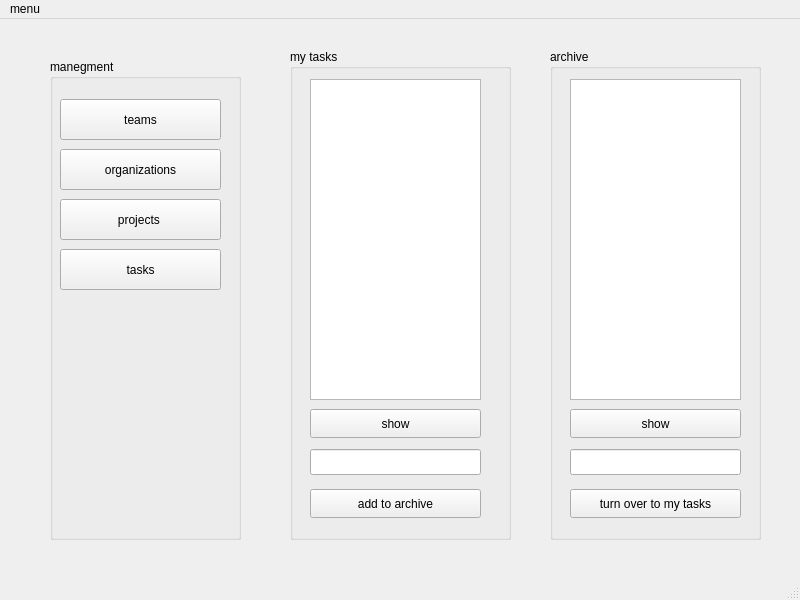
First picture: the form in firstpage.ui, repository annishelion/ap-projet, before the edit.
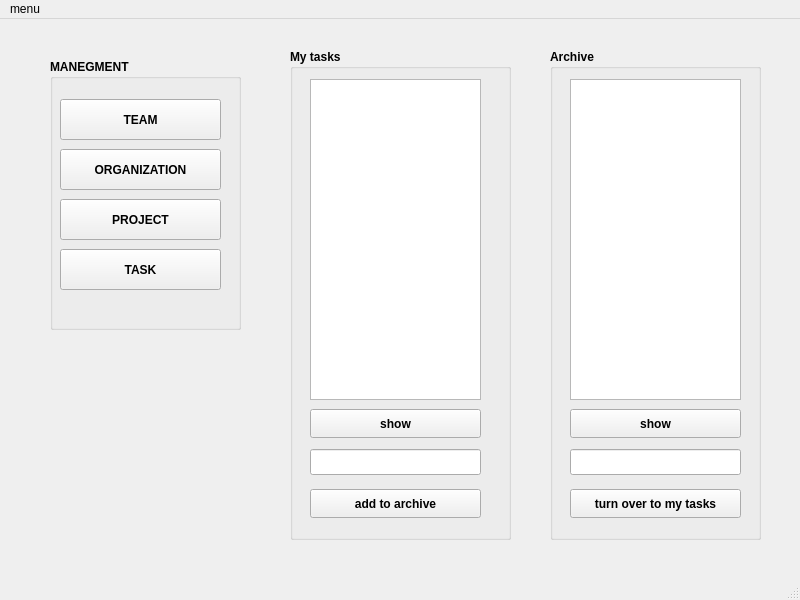
Second picture: the form after the edit.

Patch:
```diff
--- a/firstpage.ui
+++ b/firstpage.ui
@@ -23,8 +23,13 @@
       <height>491</height>
      </rect>
     </property>
+    <property name="font">
+     <font>
+      <bold>true</bold>
+     </font>
+    </property>
     <property name="title">
-     <string>my tasks</string>
+     <string>My tasks</string>
     </property>
     <widget class="QListWidget" name="mytask_view">
      <property name="geometry">
@@ -79,11 +84,16 @@
       <x>50</x>
       <y>40</y>
       <width>191</width>
-      <height>481</height>
+      <height>271</height>
      </rect>
     </property>
+    <property name="font">
+     <font>
+      <bold>true</bold>
+     </font>
+    </property>
     <property name="title">
-     <string>manegment</string>
+     <string>MANEGMENT</string>
     </property>
     <widget class="QPushButton" name="teams_btn">
      <property name="geometry">
@@ -94,8 +104,15 @@
        <height>41</height>
       </rect>
      </property>
+     <property name="font">
+      <font>
+       <italic>false</italic>
+       <bold>true</bold>
+       <underline>false</underline>
+      </font>
+     </property>
      <property name="text">
-      <string>teams</string>
+      <string>TEAM</string>
      </property>
     </widget>
     <widget class="QPushButton" name="organ_group">
@@ -107,8 +124,13 @@
        <height>41</height>
       </rect>
      </property>
+     <property name="font">
+      <font>
+       <bold>true</bold>
+      </font>
+     </property>
      <property name="text">
-      <string>organizations</string>
+      <string>ORGANIZATION</string>
      </property>
     </widget>
     <widget class="QPushButton" name="project_group">
@@ -120,8 +142,13 @@
        <height>41</height>
       </rect>
      </property>
+     <property name="font">
+      <font>
+       <bold>true</bold>
+      </font>
+     </property>
      <property name="text">
-      <string>projects </string>
+      <string>PROJECT</string>
      </property>
     </widget>
     <widget class="QPushButton" name="task_group">
@@ -133,8 +160,13 @@
        <height>41</height>
       </rect>
      </property>
+     <property name="font">
+      <font>
+       <bold>true</bold>
+      </font>
+     </property>
      <property name="text">
-      <string>tasks</string>
+      <string>TASK</string>
      </property>
     </widget>
    </widget>
@@ -147,8 +179,13 @@
       <height>491</height>
      </rect>
     </property>
+    <property name="font">
+     <font>
+      <bold>true</bold>
+     </font>
+    </property>
     <property name="title">
-     <string>archive </string>
+     <string>Archive </string>
     </property>
     <widget class="QLineEdit" name="turn_over_to_my_tasks_input">
      <property name="geometry">
```
